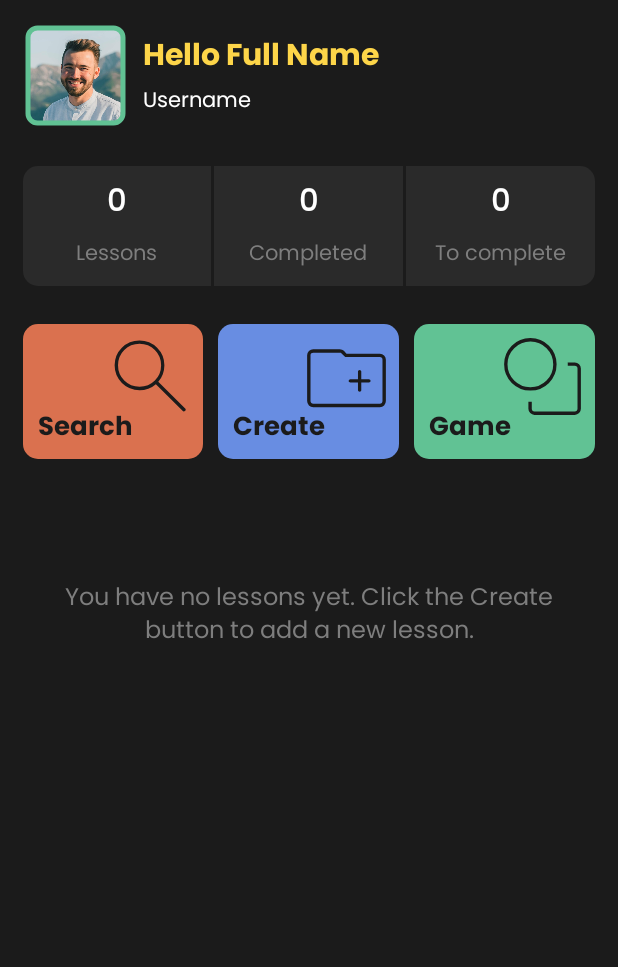
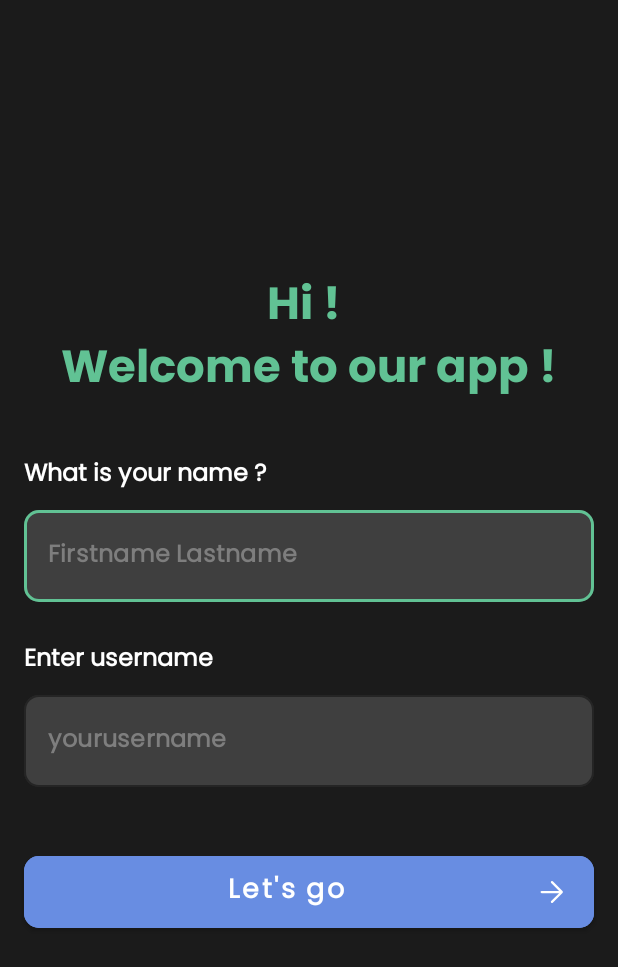
Before and after one commit to uchkun-azimboev/ToMemorizeVocabulary, an Android app: the screen it shows after launch (MainActivity), on a phone screen of 412 x 824 dp. Shown: the top 967 px of the screen. Run offline under Robolectric (Android 15) with nearby library versions, the phone set to English and light mode, and no system bars; our stand-ins replace Dagger/Hilt's generated code, Room's generated code.

Commit message:
add LoginFragment.kt

```diff
--- a/app/src/main/java/uz/pdp/tomemorizevocabulary/data/local/AppDatabase.kt
+++ b/app/src/main/java/uz/pdp/tomemorizevocabulary/data/local/AppDatabase.kt
@@ -5,16 +5,19 @@ import androidx.room.Database
 import androidx.room.Room
 import androidx.room.RoomDatabase
 import uz.pdp.tomemorizevocabulary.data.local.dao.CategoryDao
+import uz.pdp.tomemorizevocabulary.data.local.dao.UserDao
 import uz.pdp.tomemorizevocabulary.data.local.dao.WordDao
 import uz.pdp.tomemorizevocabulary.data.local.entity.Category
 import uz.pdp.tomemorizevocabulary.data.local.entity.Word
+import uz.pdp.tomemorizevocabulary.data.local.entity.User
 import uz.pdp.tomemorizevocabulary.utils.Constants
 
-@Database(entities = [Word::class, Category::class], version = 3, exportSchema = false)
+@Database(entities = [Word::class, Category::class, User::class], version = 4, exportSchema = false)
 abstract class AppDatabase : RoomDatabase() {
 
     abstract fun wordDao(): WordDao
     abstract fun categoryDao(): CategoryDao
+    abstract fun userDao(): UserDao
 
     companion object {
         private var instance: AppDatabase? = null
--- /dev/null
+++ b/app/src/main/java/uz/pdp/tomemorizevocabulary/data/local/dao/UserDao.kt
@@ -0,0 +1,16 @@
+package uz.pdp.tomemorizevocabulary.data.local.dao
+
+import androidx.room.Dao
+import androidx.room.Insert
+import androidx.room.Query
+import uz.pdp.tomemorizevocabulary.data.local.entity.User
+
+@Dao
+interface UserDao {
+
+    @Insert
+    suspend fun insert(user: User)
+
+    @Query("select * from user where username = :username")
+    suspend fun getUser(username: String): User
+}
--- /dev/null
+++ b/app/src/main/java/uz/pdp/tomemorizevocabulary/data/local/entity/User.kt
@@ -0,0 +1,13 @@
+package uz.pdp.tomemorizevocabulary.data.local.entity
+
+import androidx.room.ColumnInfo
+import androidx.room.Entity
+import androidx.room.PrimaryKey
+
+@Entity(tableName = "user")
+data class User(
+    var name: String,
+    @PrimaryKey(autoGenerate = false) var username: String,
+    @ColumnInfo(name = "all_categories") var allCategories: Int = 0,
+    var completed: Int = 0
+)
--- a/app/src/main/java/uz/pdp/tomemorizevocabulary/di/AppModule.kt
+++ b/app/src/main/java/uz/pdp/tomemorizevocabulary/di/AppModule.kt
@@ -1,6 +1,7 @@
 package uz.pdp.tomemorizevocabulary.di
 
 import android.content.Context
+import android.content.SharedPreferences
 import dagger.Module
 import dagger.Provides
 import dagger.hilt.InstallIn
@@ -9,15 +10,20 @@ import dagger.hilt.components.SingletonComponent
 import uz.pdp.tomemorizevocabulary.data.local.dao.WordDao
 import uz.pdp.tomemorizevocabulary.data.local.AppDatabase
 import uz.pdp.tomemorizevocabulary.data.local.dao.CategoryDao
-import uz.pdp.tomemorizevocabulary.repository.CategoryRepository
-import uz.pdp.tomemorizevocabulary.repository.CategoryRepositoryImp
-import uz.pdp.tomemorizevocabulary.repository.WordRepository
-import uz.pdp.tomemorizevocabulary.repository.WordRepositoryImp
+import uz.pdp.tomemorizevocabulary.data.local.dao.UserDao
+import uz.pdp.tomemorizevocabulary.repository.*
+import uz.pdp.tomemorizevocabulary.utils.Constants.LOCAL_SHARED_PREF
 import javax.inject.Singleton
 
 @InstallIn(SingletonComponent::class)
 @Module
 object AppModule {
+
+    @Provides
+    @Singleton
+    fun provideSharedPrefs(@ApplicationContext context: Context): SharedPreferences {
+        return context.getSharedPreferences(LOCAL_SHARED_PREF, Context.MODE_PRIVATE)
+    }
 
     @Singleton
     @Provides
@@ -39,6 +45,12 @@ object AppModule {
 
     @Singleton
     @Provides
+    fun provideUserDao(appDatabase: AppDatabase): UserDao {
+        return appDatabase.userDao()
+    }
+
+    @Singleton
+    @Provides
     fun provideWordRepository(wordDao: WordDao): WordRepository {
         return WordRepositoryImp(wordDao)
     }
@@ -49,5 +61,13 @@ object AppModule {
         return CategoryRepositoryImp(categoryDao)
     }
 
+    @Singleton
+    @Provides
+    fun provideUserRepository(
+        userDao: UserDao,
+        sharedPreferences: SharedPreferences
+    ): UserRepository {
+        return UserRepositoryImp(userDao, sharedPreferences)
+    }
 
 }
--- /dev/null
+++ b/app/src/main/java/uz/pdp/tomemorizevocabulary/repository/UserRepository.kt
@@ -0,0 +1,10 @@
+package uz.pdp.tomemorizevocabulary.repository
+
+import uz.pdp.tomemorizevocabulary.data.local.entity.User
+
+interface UserRepository {
+    suspend fun login(user: User)
+    suspend fun getUser(username: String): User
+    fun logout()
+    fun getState(): String
+}
--- /dev/null
+++ b/app/src/main/java/uz/pdp/tomemorizevocabulary/repository/UserRepositoryImp.kt
@@ -0,0 +1,31 @@
+package uz.pdp.tomemorizevocabulary.repository
+
+import android.content.SharedPreferences
+import uz.pdp.tomemorizevocabulary.data.local.dao.UserDao
+import uz.pdp.tomemorizevocabulary.data.local.entity.User
+import uz.pdp.tomemorizevocabulary.utils.Constants.USER_NONE
+import uz.pdp.tomemorizevocabulary.utils.Constants.USER_STATE
+import javax.inject.Inject
+
+class UserRepositoryImp @Inject constructor(
+    private val userDao: UserDao,
+    private val sharedPreferences: SharedPreferences
+) : UserRepository {
+
+    override suspend fun login(user: User) {
+        sharedPreferences.edit().putString(USER_STATE, user.username).apply()
+        userDao.insert(user)
+    }
+
+    override suspend fun getUser(username: String): User {
+        return userDao.getUser(username)
+    }
+
+    override fun logout() {
+        sharedPreferences.edit().putString(USER_STATE, USER_NONE).apply()
+    }
+
+    override fun getState(): String {
+        return sharedPreferences.getString(USER_STATE, USER_NONE)!!
+    }
+}
--- a/app/src/main/java/uz/pdp/tomemorizevocabulary/ui/category/play/PlayFragment.kt
+++ b/app/src/main/java/uz/pdp/tomemorizevocabulary/ui/category/play/PlayFragment.kt
@@ -89,10 +89,10 @@ class PlayFragment : Fragment() {
 
                 override fun onCardSwiped(direction: Direction?) {
                     if (direction == Direction.Right) {
-                        toast("I know")
+                        toast(getString(R.string.str_i_know), 1)
                         rightView.setBackgroundResource(R.color.dark)
                     } else if (direction == Direction.Left) {
-                        toast("I don't know")
+                        toast(getString(R.string.str_i_dont_know), 0)
                         leftView.setBackgroundResource(R.color.dark)
                     }
                 }
--- /dev/null
+++ b/app/src/main/java/uz/pdp/tomemorizevocabulary/ui/login/LoginFragment.kt
@@ -0,0 +1,124 @@
+package uz.pdp.tomemorizevocabulary.ui.login
+
+import android.os.Bundle
+import androidx.fragment.app.Fragment
+import android.view.LayoutInflater
+import android.view.View
+import android.view.ViewGroup
+import androidx.fragment.app.viewModels
+import androidx.navigation.fragment.findNavController
+import dagger.hilt.android.AndroidEntryPoint
+import uz.pdp.tomemorizevocabulary.R
+import uz.pdp.tomemorizevocabulary.data.local.entity.User
+import uz.pdp.tomemorizevocabulary.databinding.FragmentLoginBinding
+import uz.pdp.tomemorizevocabulary.utils.Constants.USERNAME
+import uz.pdp.tomemorizevocabulary.utils.Constants.USER_NONE
+import uz.pdp.tomemorizevocabulary.utils.Extensions.click
+import uz.pdp.tomemorizevocabulary.utils.Extensions.gone
+import uz.pdp.tomemorizevocabulary.utils.Extensions.invisible
+import uz.pdp.tomemorizevocabulary.utils.Extensions.toast
+import uz.pdp.tomemorizevocabulary.utils.Extensions.visible
+import uz.pdp.tomemorizevocabulary.utils.Resource
+import uz.pdp.tomemorizevocabulary.viewmodel.UserViewModel
+
+@AndroidEntryPoint
+class LoginFragment : Fragment() {
+
+    private var _bn: FragmentLoginBinding? = null
+    private val bn get() = _bn!!
+
+    private val userViewModel: UserViewModel by viewModels()
+
+    override fun onCreateView(
+        inflater: LayoutInflater,
+        container: ViewGroup?,
+        savedInstanceState: Bundle?
+    ): View {
+        _bn = FragmentLoginBinding.inflate(inflater, container, false)
+        return bn.root
+    }
+
+    override fun onViewCreated(view: View, savedInstanceState: Bundle?) {
+        super.onViewCreated(view, savedInstanceState)
+        initViews()
+        observer()
+    }
+
+    private fun initViews() = bn.apply {
+
+        btnLetsGo click {
+            if (isValidUser()) {
+                userViewModel.login(
+                    User(
+                        name = etName.text.toString().trim(),
+                        username = etUsername.text.toString().trim()
+                    )
+                )
+            }
+        }
+    }
+
+    private fun isValidUsername(): Boolean {
+        for (c in bn.etUsername.text.toString()) {
+            if (!(c.isLetterOrDigit() || c == '_')) {
+                return false
+            }
+        }
+        return true
+    }
+
+    private fun isValidUser(): Boolean {
+        if (bn.etName.text!!.toString().trim().isEmpty()
+            || bn.etUsername.text!!.toString().trim().isEmpty()
+        ) {
+            toast(getString(R.string.str_make_sure))
+            return false
+        }
+        if (!isValidUsername()) {
+            toast(getString(R.string.str_incorrect_username))
+            return false
+        }
+
+        return true
+    }
+
+    private fun observer() {
+        userViewModel.login.observe(viewLifecycleOwner) {
+            when (it.status) {
+                Resource.Status.LOADING -> {
+                    bn.progressbar.visible()
+                    bn.btnLetsGo.invisible()
+                }
+                Resource.Status.SUCCESS -> {
+                    bn.progressbar.gone()
+                    openMainFragment(it.data!!.username)
+                }
+                Resource.Status.ERROR -> {
+                    bn.progressbar.gone()
+                    bn.btnLetsGo.visible()
+                    toast(it.message!!)
+                }
+            }
+        }
+    }
+
+    override fun onStart() {
+        super.onStart()
+        val username = userViewModel.getState()
+        if (username != USER_NONE) {
+            openMainFragment(username)
+        }
+    }
+
+    private fun openMainFragment(username: String) {
+        val args = Bundle()
+        args.putString(USERNAME, username)
+        findNavController().navigate(R.id.action_loginFragment_to_mainFragment, args)
+    }
+
+    override fun onDestroy() {
+        super.onDestroy()
+        _bn = null
+    }
+
+}
--- a/app/src/main/java/uz/pdp/tomemorizevocabulary/utils/Constants.kt
+++ b/app/src/main/java/uz/pdp/tomemorizevocabulary/utils/Constants.kt
@@ -7,4 +7,10 @@ object Constants {
 
     const val CATEGORY = "category"
     const val WORD_DATABASE = "word_database"
+
+    const val LOCAL_SHARED_PREF = "local_shared_pref"
+
+    const val USER_NONE = "user_none"
+    const val USER_STATE = "user_state"
+    const val USERNAME = "username"
 }
--- a/app/src/main/java/uz/pdp/tomemorizevocabulary/utils/Extensions.kt
+++ b/app/src/main/java/uz/pdp/tomemorizevocabulary/utils/Extensions.kt
@@ -7,8 +7,9 @@ import android.view.View
 import android.view.animation.AnimationUtils
 import android.view.inputmethod.InputMethodManager
 import android.widget.ImageView
-import android.widget.Toast
+import android.widget.TextView
 import androidx.core.content.ContextCompat
+import androidx.core.content.res.ResourcesCompat
 import androidx.fragment.app.Fragment
 import com.bumptech.glide.RequestManager
 import com.google.android.material.snackbar.Snackbar
@@ -37,11 +38,15 @@ object Extensions {
     }
 
     @SuppressLint("ResourceAsColor")
-    fun Fragment.toast(msg: String) {
-        Snackbar.make(requireView(), msg, Snackbar.LENGTH_SHORT).apply {
-//            setBackgroundTint(R.color.yellow)
+    fun Fragment.toast(msg: String, color: Int = 0) {
+        Snackbar.make(requireParentFragment().requireView(), msg, Snackbar.LENGTH_SHORT).apply {
+            view.findViewById<TextView>(com.google.android.material.R.id.snackbar_text).apply {
+                typeface =
+                    ResourcesCompat.getFont(requireActivity().applicationContext, R.font.poppins)
+                setTextColor(ContextCompat.getColor(requireActivity(), R.color.white))
+            }
+            view.setBackgroundResource(if (color == 0) R.drawable.rounded_background_orange else R.drawable.rounded_background_green)
         }.show()
-//        Toast.makeText(requireContext(), msg, Toast.LENGTH_SHORT).show()
     }
 
     fun Fragment.hideSoftKeyboard(
--- /dev/null
+++ b/app/src/main/java/uz/pdp/tomemorizevocabulary/viewmodel/UserViewModel.kt
@@ -0,0 +1,52 @@
+package uz.pdp.tomemorizevocabulary.viewmodel
+
+import androidx.lifecycle.LiveData
+import androidx.lifecycle.MutableLiveData
+import androidx.lifecycle.ViewModel
+import androidx.lifecycle.viewModelScope
+import dagger.hilt.android.lifecycle.HiltViewModel
+import kotlinx.coroutines.Dispatchers
+import kotlinx.coroutines.launch
+import uz.pdp.tomemorizevocabulary.data.local.entity.User
+import uz.pdp.tomemorizevocabulary.repository.UserRepository
+import uz.pdp.tomemorizevocabulary.utils.Resource
+import javax.inject.Inject
+
+@HiltViewModel
+class UserViewModel @Inject constructor(
+    private val userRepository: UserRepository
+) : ViewModel() {
+
+    private var _login = MutableLiveData<Resource<User>>()
+    val login: LiveData<Resource<User>> get() = _login
+
+    private var _user = MutableLiveData<Resource<User>>()
+    val user: LiveData<Resource<User>> get() = _login
+
+    fun login(user: User) {
+        _login.postValue(Resource.loading())
+        viewModelScope.launch(Dispatchers.IO) {
+            try {
+                userRepository.login(user)
+                _login.postValue(Resource.success(user))
+            } catch (e: Exception) {
+                _login.postValue(Resource.error(e.localizedMessage))
+            }
+        }
+    }
+
+    fun getUser(username: String) {
+        _user.postValue(Resource.loading())
+        viewModelScope.launch(Dispatchers.IO) {
+            try {
+                val response = userRepository.getUser(username)
+                _user.postValue(Resource.success(response))
+            } catch (e: Exception) {
+                _user.postValue(Resource.error(e.localizedMessage))
+            }
+        }
+    }
+
+    fun logout() = userRepository.logout()
+    fun getState() = userRepository.getState()
+}
--- /dev/null
+++ b/app/src/main/res/drawable/ic_arrow_forward_24px.xml
@@ -0,0 +1,11 @@
+<vector xmlns:android="http://schemas.android.com/apk/res/android"
+    android:width="24dp"
+    android:height="24dp"
+    android:autoMirrored="true"
+    android:tint="@color/white"
+    android:viewportWidth="960"
+    android:viewportHeight="960">
+    <path
+        android:fillColor="@android:color/white"
+        android:pathData="M458.92,763.54Q450.23,754.85 449.92,742.46Q449.62,730.08 458.31,721.39L669.69,510L205.38,510Q192.62,510 184,501.38Q175.39,492.77 175.39,480Q175.39,467.23 184,458.62Q192.62,450 205.38,450L669.69,450L458.31,238.61Q449.62,229.92 449.92,217.54Q450.23,205.15 458.92,196.46Q467.62,187.77 480,187.77Q492.38,187.77 501.08,196.46L759.31,454.69Q764.92,459.69 767.23,466.23Q769.54,472.77 769.54,480Q769.54,486.85 767.23,493.27Q764.92,499.69 759.31,505.31L501.08,763.54Q492.38,772.23 480,772.23Q467.62,772.23 458.92,763.54Z" />
+</vector>
--- /dev/null
+++ b/app/src/main/res/drawable/rounded_background_green.xml
@@ -0,0 +1,9 @@
+<?xml version="1.0" encoding="utf-8"?>
+<selector xmlns:android="http://schemas.android.com/apk/res/android">
+    <item>
+        <shape android:shape="rectangle">
+            <corners android:radius="5dp" />
+            <solid android:color="@color/green" />
+        </shape>
+    </item>
+</selector>
--- /dev/null
+++ b/app/src/main/res/drawable/rounded_background_orange.xml
@@ -0,0 +1,9 @@
+<?xml version="1.0" encoding="utf-8"?>
+<selector xmlns:android="http://schemas.android.com/apk/res/android">
+    <item>
+        <shape android:shape="rectangle">
+            <corners android:radius="5dp" />
+            <solid android:color="@color/orange" />
+        </shape>
+    </item>
+</selector>
--- /dev/null
+++ b/app/src/main/res/layout/fragment_login.xml
@@ -0,0 +1,120 @@
+<?xml version="1.0" encoding="utf-8"?>
+<LinearLayout xmlns:android="http://schemas.android.com/apk/res/android"
+    xmlns:app="http://schemas.android.com/apk/res-auto"
+    xmlns:tools="http://schemas.android.com/tools"
+    android:layout_width="match_parent"
+    android:layout_height="match_parent"
+    android:background="@color/dark"
+    android:gravity="center"
+    android:orientation="vertical"
+    tools:context=".ui.login.LoginFragment">
+
+    <TextView
+        style="@style/BoldText"
+        android:layout_width="match_parent"
+        android:layout_height="wrap_content"
+        android:gravity="center"
+        android:text="@string/str_hi"
+        android:textColor="@color/green"
+        android:textSize="30sp" />
+
+    <LinearLayout
+        android:layout_width="match_parent"
+        android:layout_height="wrap_content"
+        android:orientation="vertical"
+        android:paddingHorizontal="16dp"
+        android:paddingVertical="20dp">
+
+        <TextView
+            style="@style/MediumText"
+            android:layout_width="wrap_content"
+            android:layout_height="wrap_content"
+            android:gravity="center"
+            android:paddingVertical="10dp"
+            android:text="@string/str_what_name"
+            android:textColor="@color/white"
+            android:textSize="16sp" />
+
+        <com.google.android.material.textfield.TextInputLayout
+            style="@style/textInputStyle"
+            android:layout_width="match_parent"
+            android:layout_height="wrap_content"
+            app:boxStrokeColor="@color/green">
+
+            <com.google.android.material.textfield.TextInputEditText
+                android:id="@+id/et_name"
+                style="@style/MediumText"
+                android:layout_width="match_parent"
+                android:layout_height="match_parent"
+                android:hint="@string/str_firstname_lastname"
+                android:inputType="text"
+                android:textColor="@color/white"
+                android:textColorHint="@color/gray"
+                android:textCursorDrawable="@drawable/shape_cursor" />
+
+        </com.google.android.material.textfield.TextInputLayout>
+
+        <TextView
+            style="@style/MediumText"
+            android:layout_width="wrap_content"
+            android:layout_height="wrap_content"
+            android:layout_marginTop="15dp"
+            android:gravity="center"
+            android:paddingVertical="10dp"
+            android:text="@string/str_enter_username"
+            android:textColor="@color/white"
+            android:textSize="16sp" />
+
+        <com.google.android.material.textfield.TextInputLayout
+            style="@style/textInputStyle"
+            android:layout_width="match_parent"
+            android:layout_height="wrap_content"
+            android:hint="@string/str_description"
+            app:boxStrokeColor="@color/blue">
+
+            <com.google.android.material.textfield.TextInputEditText
+                android:id="@+id/et_username"
+                style="@style/MediumText"
+                android:layout_width="match_parent"
+                android:layout_height="match_parent"
+                android:hint="@string/str_yourusername"
+                android:inputType="text"
+                android:textColor="@color/white"
+                android:textColorHint="@color/gray"
+                android:textCursorDrawable="@drawable/shape_cursor" />
+
+        </com.google.android.material.textfield.TextInputLayout>
+
+    </LinearLayout>
+
+    <FrameLayout
+        android:layout_width="match_parent"
+        android:layout_height="wrap_content">
+
+        <ProgressBar
+            android:id="@+id/progressbar"
+            android:layout_width="45dp"
+            android:layout_height="45dp"
+            android:layout_gravity="center"
+            android:indeterminate="true"
+            android:indeterminateTint="@color/blue"
+            android:visibility="gone" />
+
+        <com.google.android.material.button.MaterialButton
+            android:id="@+id/btn_lets_go"
+            style="@style/MediumText"
+            android:layout_width="match_parent"
+            android:layout_height="60dp"
+            android:layout_marginHorizontal="16dp"
+            android:layout_marginVertical="20dp"
+            android:backgroundTint="@color/blue"
+            android:drawableEnd="@drawable/ic_arrow_forward_24px"
+            android:text="@string/str_let_s_go"
+            android:textAllCaps="false"
+            android:textSize="18sp"
+            app:cornerRadius="10dp"
+            tools:ignore="RtlHardcoded" />
+
+    </FrameLayout>
+
+</LinearLayout>
--- a/app/src/main/res/navigation/app_nav_graph.xml
+++ b/app/src/main/res/navigation/app_nav_graph.xml
@@ -2,8 +2,8 @@
 <navigation xmlns:android="http://schemas.android.com/apk/res/android"
     xmlns:app="http://schemas.android.com/apk/res-auto"
     xmlns:tools="http://schemas.android.com/tools"
-    android:id="@+id/app_nav_graph.xml"
-    app:startDestination="@id/mainFragment">
+    android:id="@+id/app_nav_graph"
+    app:startDestination="@id/loginFragment">
 
     <fragment
         android:id="@+id/mainFragment"
@@ -65,4 +65,15 @@
         android:name="uz.pdp.tomemorizevocabulary.ui.category.play.PlayFragment"
         android:label="fragment_play"
         tools:layout="@layout/fragment_play" />
+    <fragment
+        android:id="@+id/loginFragment"
+        android:name="uz.pdp.tomemorizevocabulary.ui.login.LoginFragment"
+        android:label="fragment_login"
+        tools:layout="@layout/fragment_login">
+        <action
+            android:id="@+id/action_loginFragment_to_mainFragment"
+            app:destination="@id/mainFragment"
+            app:popUpTo="@id/app_nav_graph"
+            app:popUpToInclusive="true" />
+    </fragment>
 </navigation>
--- a/app/src/main/res/values/strings.xml
+++ b/app/src/main/res/values/strings.xml
@@ -48,6 +48,15 @@
     <string name="str_drag">Drag left or right.</string>
     <string name="str_question_title_picture">Do you know what is in the picture?</string>
     <string name="str_that_s_all">That\'s all</string>
+    <string name="str_what_name">What is your name ?</string>
+    <string name="str_enter_username">Enter username</string>
+    <string name="str_firstname_lastname">Firstname Lastname</string>
+    <string name="str_yourusername">yourusername</string>
+    <string name="str_hi">Hi ! \nWelcome to our app !</string>
+    <string name="str_let_s_go">Let\'s go</string>
+    <string name="str_i_know">I know</string>
+    <string name="str_i_dont_know">I don\'t know</string>
+    <string name="str_incorrect_username">Incorrect username, enter again!</string>
 
     <string-array name="part_of_speech">
 
```
